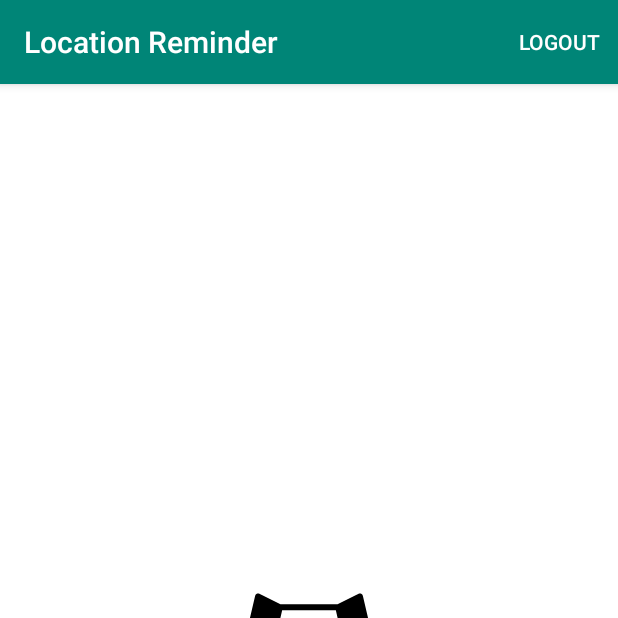
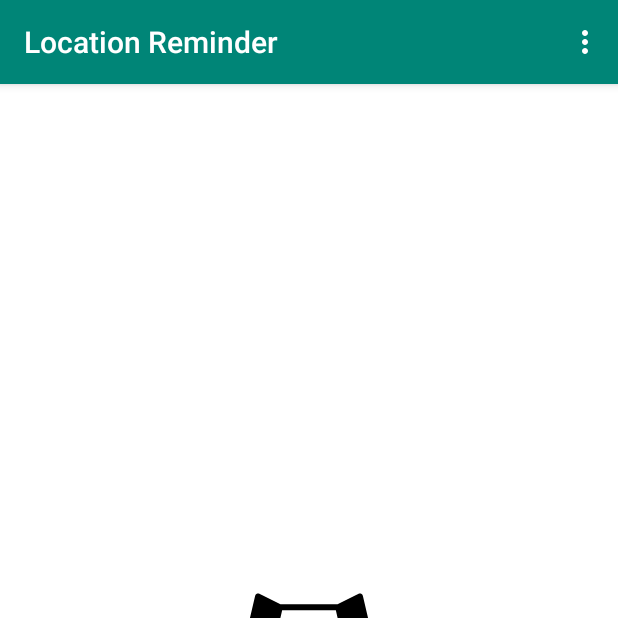
Before and after one commit to jploz/android-nd-location-reminder, an Android app: the screen it shows after launch once a user with an empty profile is signed in (RemindersActivity), on a phone screen of 412 x 824 dp, the top half of it. Run offline under Robolectric (Android 15) with nearby library versions, the phone set to English and light mode, and no system bars; our stand-ins replace Firebase (no records; nobody signed in at launch, a user with empty details on screens opened directly), Room's generated code, data binding; libraries missing offline, so code that uses them is left out: com.firebase.ui; 3 statements that could not run were skipped.

Commit message:
FEAT: implement delete all feature in reminders list
A menu item for deleting all items was added to the menu and
all reminders can be deleted by clicking it.

```diff
--- a/app/src/main/java/com/udacity/locationreminder/locationreminders/reminderslist/ReminderListFragment.kt
+++ b/app/src/main/java/com/udacity/locationreminder/locationreminders/reminderslist/ReminderListFragment.kt
@@ -117,6 +117,9 @@ class ReminderListFragment : BaseFragment() {
                     .addOnCompleteListener {
                         navigateToAuthenticationActivity()
                     }
+            }
+            R.id.action_delete_all -> {
+                _viewModel.deleteAllReminders()
             }
         }
         return super.onOptionsItemSelected(item)
--- a/app/src/main/res/menu/main_menu.xml
+++ b/app/src/main/res/menu/main_menu.xml
@@ -4,5 +4,11 @@
     <item
         android:id="@+id/logout"
         android:title="@string/logout"
-        app:showAsAction="always" />
+        app:showAsAction="never" />
+    <item
+        android:id="@+id/action_delete_all"
+        android:icon="@drawable/ic_baseline_delete_forever_24"
+        android:title="@string/delete_all"
+        app:showAsAction="never" />
+
 </menu>
```
Also changed, not shown: app/src/main/java/com/udacity/locationreminder/locationreminders/reminderslist/RemindersListViewModel.kt (+8 -0 lines).
